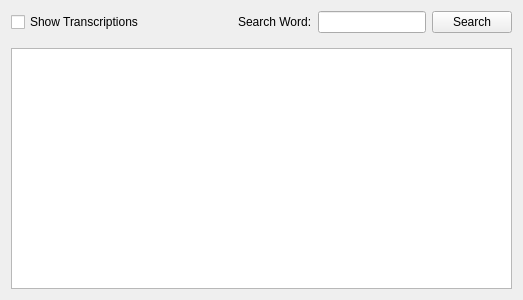
Above: Forms/VocabularyWordsWidget.ui from iatanasov77/qvocabulary before the change. Below: the same form after it.
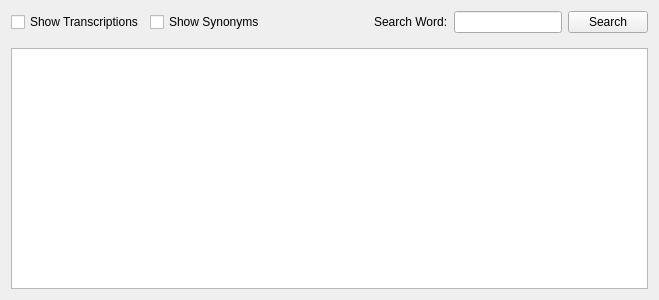
That is the form after the change.

Commit message: SynonymDelegate words widget with click signal.

```diff
--- a/Forms/VocabularyWordsWidget.ui
+++ b/Forms/VocabularyWordsWidget.ui
@@ -6,7 +6,7 @@
    <rect>
     <x>0</x>
     <y>0</y>
-    <width>523</width>
+    <width>659</width>
     <height>300</height>
    </rect>
   </property>
@@ -23,6 +23,13 @@
        </property>
       </widget>
      </item>
+     <item>
+      <widget class="QCheckBox" name="chkShowSynonyms">
+       <property name="text">
+        <string>Show Synonyms</string>
+       </property>
+      </widget>
+     </item>
      <item>
       <spacer name="horizontalSpacer">
        <property name="orientation">
```
The commit also changes 29 other files.
